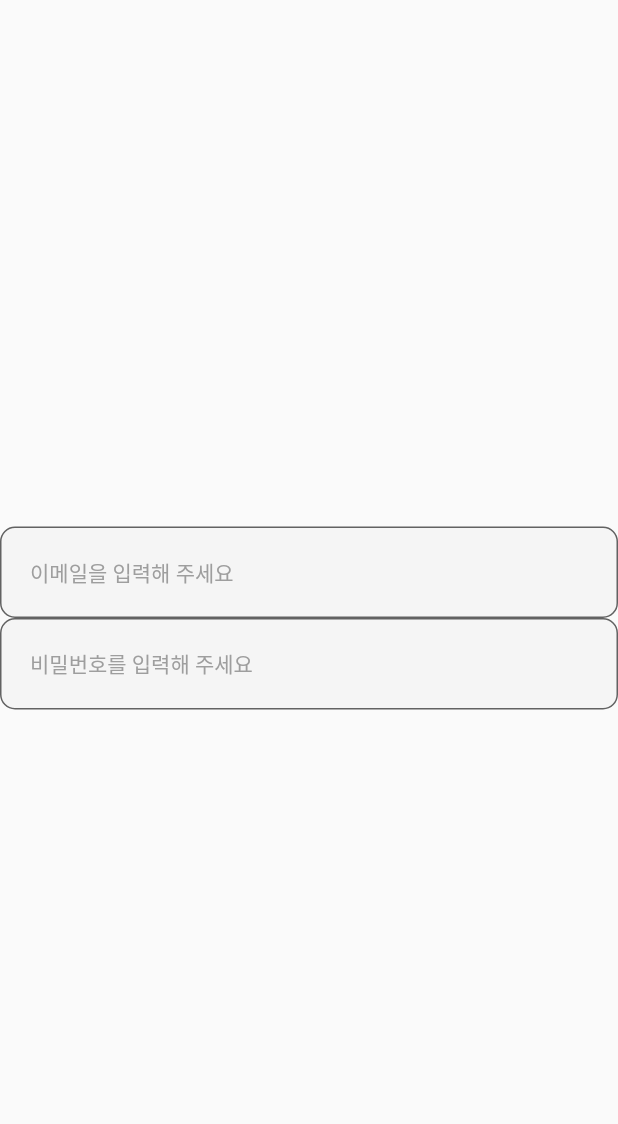
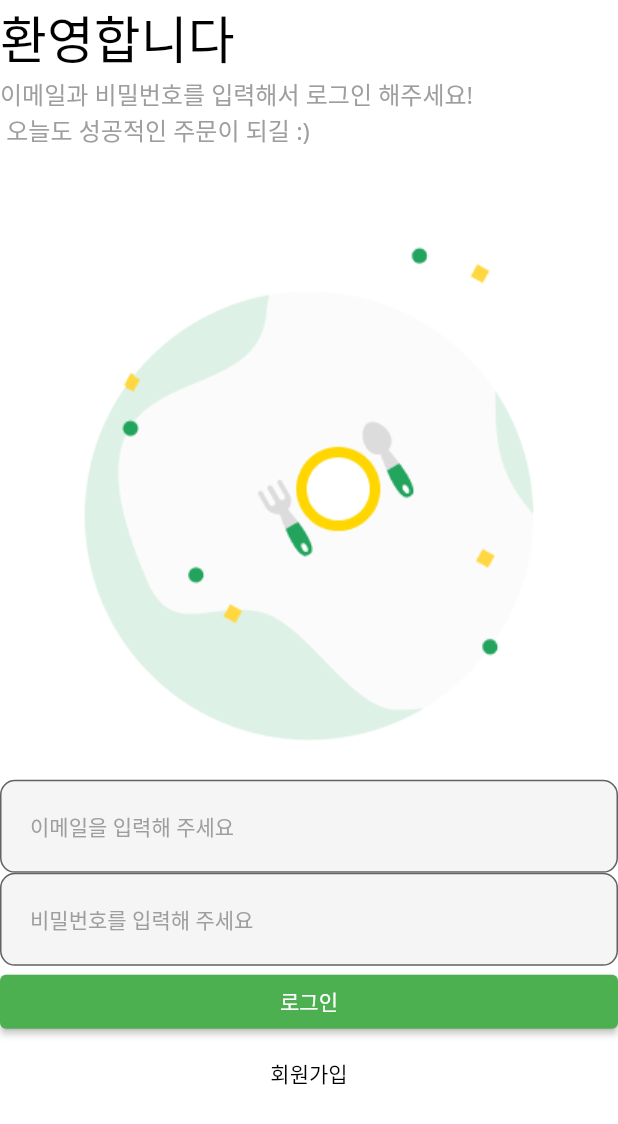
Before and after one commit to ZanacXevious/restaurantecofac, a Flutter app: the screen it shows after launch, on a phone screen of 412 x 824 dp. Shown: the top 1124 px of the screen. Run offline on Flutter 3.47's test engine with Material 2 defaults, Android fonts, the phone set to English and light mode, and no system bars.

Commit message:
1_3 UI 배치하기

```diff
--- /dev/null
+++ b/lib/common/layout/default_layout.dart
@@ -0,0 +1,21 @@
+// material package import
+import 'package:flutter/material.dart';
+
+// StatelessWidget을 상속받는 DefaultLayout class를 만들어주세요
+class DefaultLayout extends StatelessWidget {
+  final Widget child;
+
+  // DefaultLayout의 생성자를 만들어주세요
+  DefaultLayout({
+    required this.child,
+    Key? key,
+  }) : super(key: key);
+  // build method를 override 해주세요
+  @override
+  Widget build(BuildContext context) {
+    return Scaffold(
+      backgroundColor: Colors.white,
+      body: child,
+    );
+  }
+}
--- /dev/null
+++ b/lib/common/user/view/login_screen.dart
@@ -0,0 +1,77 @@
+//material package를 import 해주세요
+import 'package:flutter/material.dart';
+import 'package:restaurantecofac/common/const/colors.dart';
+import 'package:restaurantecofac/common/layout/default_layout.dart';
+
+import '../../component/custom_test_form_field.dart';
+
+// StatelessWidget을 상속하는 LoginScreen class를 만들어주세요
+class LoginScreen extends StatelessWidget {
+  const LoginScreen({super.key});
+
+  // build method를 override 해주세요
+  @override
+  Widget build(BuildContext context) {
+    return DefaultLayout(
+        child: SafeArea(
+      top: true,
+      bottom: false,
+      child: Column(
+        crossAxisAlignment: CrossAxisAlignment.stretch,
+        children: [
+          _Title(),
+          _SubTitle(),
+          Image.asset(
+            "asset/img/misc/logo.png",
+            width: MediaQuery.of(context).size.width / 3 * 2,
+          ),
+
+          CustomTextFormField(
+            hintText: "이메일을 입력해 주세요",
+            onChanged: (String value) {},
+          ),
+          // password field
+          CustomTextFormField(
+            hintText: "비밀번호를 입력해 주세요",
+            obscureText: true,
+            onChanged: (String value) {},
+          ),
+          ElevatedButton(
+              onPressed: () {},
+              style: ElevatedButton.styleFrom(
+                primary: PRIMARY_COLOR,
+              ),
+              child: const Text("로그인")),
+          TextButton(
+              onPressed: () {},
+              style: TextButton.styleFrom(primary: Colors.black),
+              child: const Text("회원가입")),
+        ],
+      ),
+    ));
+  }
+}
+
+class _Title extends StatelessWidget {
+  @override
+  Widget build(BuildContext context) {
+    return const Text(
+      "환영합니다",
+      style: TextStyle(
+          fontSize: 34, fontWeight: FontWeight.w500, color: Colors.black),
+    );
+  }
+}
+
+// StatelessWidget을 상속하는 _SubTitle class를 만들어주세요
+class _SubTitle extends StatelessWidget {
+  // build method를 override 해주세요
+  @override
+  Widget build(BuildContext context) {
+    return const Text(
+      "이메일과 비밀번호를 입력해서 로그인 해주세요! \n 오늘도 성공적인 주문이 되길 :)",
+      style: TextStyle(
+          fontSize: 16, fontWeight: FontWeight.w400, color: BODY_TEXT_COLOR),
+    );
+  }
+}
--- a/lib/main.dart
+++ b/lib/main.dart
@@ -1,5 +1,6 @@
 import 'package:flutter/material.dart';
 import 'package:restaurantecofac/common/component/custom_test_form_field.dart';
+import 'package:restaurantecofac/common/user/view/login_screen.dart';
 
 void main() {
   runApp(_App());
@@ -10,24 +11,10 @@
   @override
   Widget build(BuildContext context) {
     return MaterialApp(
+      theme: ThemeData(fontFamily: 'NotoSans'),
       // remove debug banner
       debugShowCheckedModeBanner: false,
-      home: Scaffold(
-          body: Column(
-        mainAxisAlignment: MainAxisAlignment.center,
-        children: [
-          CustomTextFormField(
-            hintText: "이메일을 입력해 주세요",
-            onChanged: (String value) {},
-          ),
-          // password field
-          CustomTextFormField(
-            hintText: "비밀번호를 입력해 주세요",
-            obscureText: true,
-            onChanged: (String value) {},
-          ),
-        ],
-      )),
+      home: LoginScreen(),
     );
   }
 }
```
Also changed, not shown: pubspec.yaml (+21 -13 lines), asset/img/logo/codefactory_logo.png (added), asset/img/logo/logo.png (added), asset/img/misc/logo.png (added), asset/svg/icon/home.svg (added), asset/svg/icon/orders.svg (added), asset/svg/icon/profile.svg (added), asset/svg/icon/search.svg (added), 9 other files.
